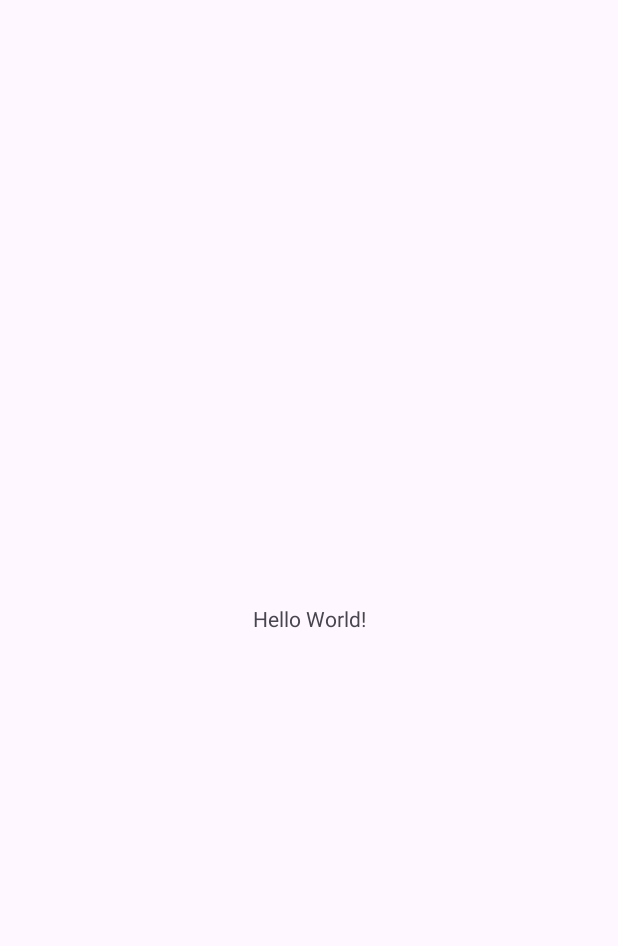
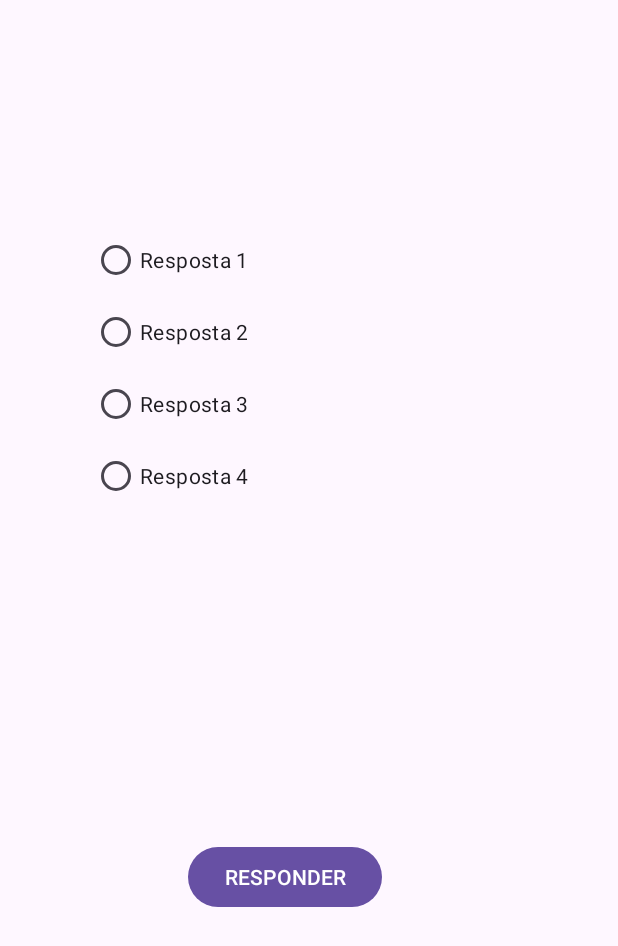
Before and after one commit to 1ngr1dp/ProjetoQuizAndroid, an Android app: the screen it shows after launch (MainActivity), on a phone screen of 412 x 824 dp. Before the commit the part shown is almost empty. Shown: the top 946 px of the screen. Run offline under Robolectric (Android 15) with nearby library versions, the phone set to English and light mode, and no system bars.

```diff
--- a/app/src/main/res/layout/activity_main.xml
+++ b/app/src/main/res/layout/activity_main.xml
@@ -7,13 +7,56 @@
     android:layout_height="match_parent"
     tools:context=".MainActivity">
 
-    <TextView
-        android:layout_width="wrap_content"
-        android:layout_height="wrap_content"
-        android:text="Hello World!"
+    <RadioGroup
+        android:id="@+id/rbg_principal"
+        android:layout_width="285dp"
+        android:layout_height="301dp"
+        android:layout_marginStart="203dp"
+        android:layout_marginTop="253dp"
+        android:layout_marginEnd="208dp"
+        android:layout_marginBottom="478dp"
         app:layout_constraintBottom_toBottomOf="parent"
         app:layout_constraintEnd_toEndOf="parent"
         app:layout_constraintStart_toStartOf="parent"
-        app:layout_constraintTop_toTopOf="parent" />
+        app:layout_constraintTop_toTopOf="parent">
 
+        <RadioButton
+            android:id="@+id/rb_a"
+            android:layout_width="match_parent"
+            android:layout_height="wrap_content"
+            android:text="@string/alternativa_a" />
+
+        <RadioButton
+            android:id="@+id/rb_b"
+            android:layout_width="match_parent"
+            android:layout_height="wrap_content"
+            android:text="@string/alternativa_b" />
+
+        <RadioButton
+            android:id="@+id/rb_c"
+            android:layout_width="match_parent"
+            android:layout_height="wrap_content"
+            android:text="@string/alternativa_c" />
+
+        <RadioButton
+            android:id="@+id/rb_d"
+            android:layout_width="match_parent"
+            android:layout_height="wrap_content"
+            android:text="@string/alternativa_d" />
+    </RadioGroup>
+
+    <Button
+        android:id="@+id/btn_responder"
+        android:layout_width="wrap_content"
+        android:layout_height="wrap_content"
+        android:layout_marginStart="163dp"
+        android:layout_marginTop="87dp"
+        android:layout_marginEnd="157dp"
+        android:text="@string/texto_botao"
+        app:layout_constraintBottom_toBottomOf="parent"
+        app:layout_constraintEnd_toEndOf="parent"
+        app:layout_constraintHorizontal_bias="1.0"
+        app:layout_constraintStart_toStartOf="parent"
+        app:layout_constraintTop_toTopOf="parent"
+        app:layout_constraintVertical_bias="0.687" />
 </androidx.constraintlayout.widget.ConstraintLayout>
```
